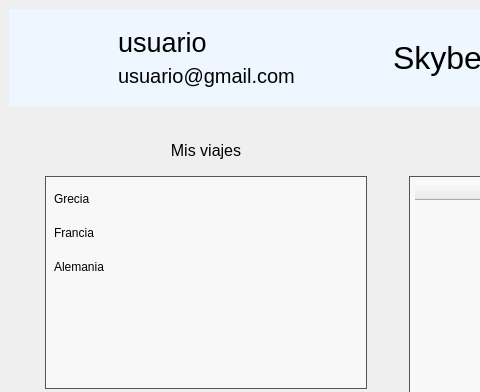
Above: menu.ui from ilopjim13/PersistenciaDatos_PyQT before the change; both pictures show x 0 to 480 and y 0 to 392 of the 775 by 485 pixel window. Below: the same form after it.
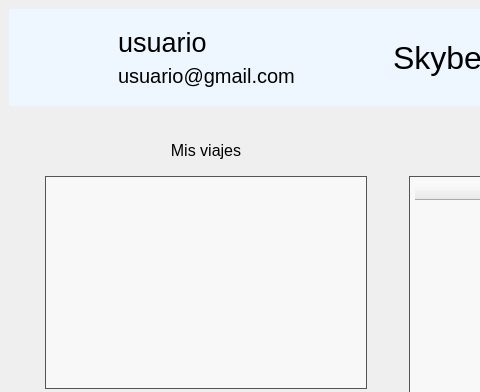
That is the form after the change. Icons and pictures are not drawn.

Commit message: configuracion funcional, boton de cerrar sesion añadido, mejor majenabilidad del usuario, textos agregados

```diff
--- a/menu.ui
+++ b/menu.ui
@@ -406,21 +406,6 @@
                     <height>16777215</height>
                    </size>
                   </property>
-                  <item>
-                   <property name="text">
-                    <string>Grecia</string>
-                   </property>
-                  </item>
-                  <item>
-                   <property name="text">
-                    <string>Francia</string>
-                   </property>
-                  </item>
-                  <item>
-                   <property name="text">
-                    <string>Alemania</string>
-                   </property>
-                  </item>
                  </widget>
                 </item>
                </layout>
```
Left out of the diff: 218 changed lines with no effect on the pictures. The commit also changes 4 other files.
